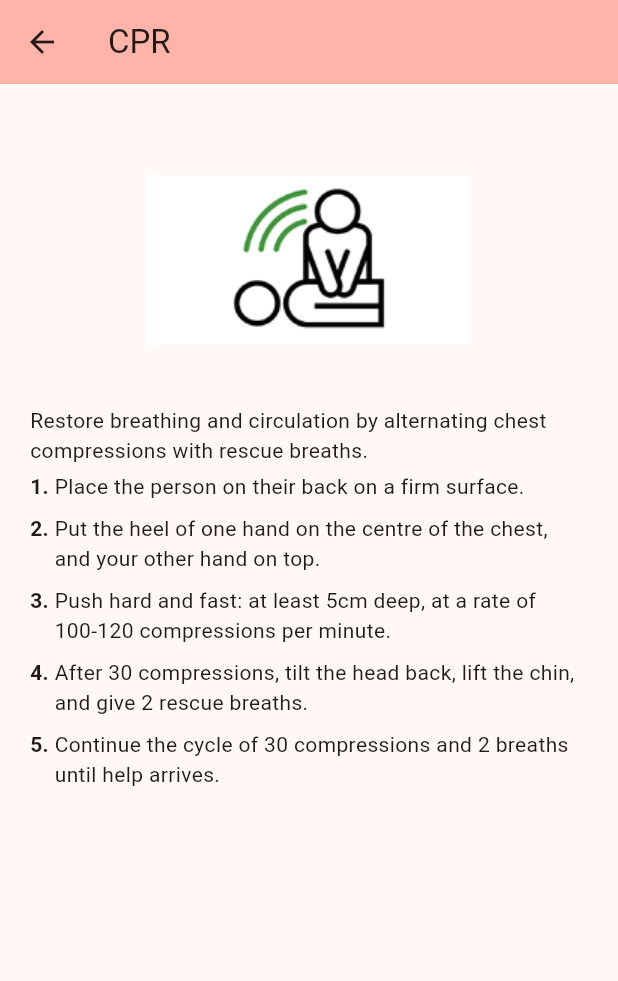
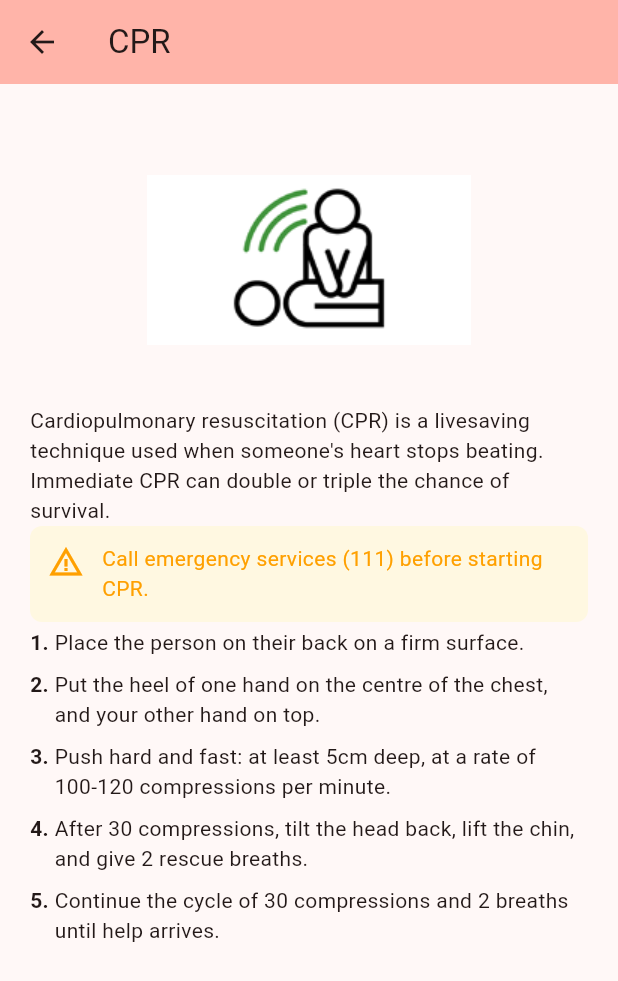
Before and after one commit to togwat/first_aid_app_flutter, a Flutter app: the screen it shows after launch, after a tap on "CPR", on a phone screen of 412 x 824 dp. Shown: the top 981 px of the screen. Run offline on Flutter 3.47's test engine with Material 3 defaults, Android fonts, the phone set to English and light mode, and no system bars.

Commit message:
Warning widget

```diff
--- a/lib/models/content_block.dart
+++ b/lib/models/content_block.dart
@@ -22,3 +22,9 @@
 
   final List<String> list;
 }
+
+class WarningBlock extends ContentBlock {
+  WarningBlock(this.warning);
+
+  final String warning;
+}
--- a/lib/screens/home_page.dart
+++ b/lib/screens/home_page.dart
@@ -32,7 +32,8 @@
     final listItems = [
       FirstAidItem("CPR", [
         ImageBlock("images/resuscitation.png"),
-        TextBlock("Restore breathing and circulation by alternating chest compressions with rescue breaths."),
+        TextBlock("Cardiopulmonary resuscitation (CPR) is a livesaving technique used when someone's heart stops beating. Immediate CPR can double or triple the chance of survival."),
+        WarningBlock("Call emergency services (111) before starting CPR."),
         NumberedListBlock([
           "Place the person on their back on a firm surface.",
           "Put the heel of one hand on the centre of the chest, and your other hand on top.",
--- a/lib/widgets/content_block_dispatcher.dart
+++ b/lib/widgets/content_block_dispatcher.dart
@@ -1,6 +1,7 @@
 import 'package:first_aid_app/widgets/image_content.dart';
 import 'package:first_aid_app/widgets/numbered_list_content.dart';
 import 'package:first_aid_app/widgets/text_content.dart';
+import 'package:first_aid_app/widgets/warning_content.dart';
 import 'package:flutter/material.dart';
 import 'package:first_aid_app/models/content_block.dart';
 
@@ -12,6 +13,7 @@
   Widget build(BuildContext context) => switch (block) {
     TextBlock b => TextContent(b.text),
     ImageBlock b => ImageContent(b.imagePath),
-    NumberedListBlock b => NumberedListContent(b.list)
+    NumberedListBlock b => NumberedListContent(b.list),
+    WarningBlock b => WarningContent(b.warning)
   };
 }
--- /dev/null
+++ b/lib/widgets/warning_content.dart
@@ -0,0 +1,28 @@
+import 'package:flutter/material.dart';
+
+class WarningContent extends StatelessWidget {
+  const WarningContent(this.text, {super.key});
+
+  final String text;
+
+  @override
+  Widget build(BuildContext context) {
+    return Container(
+      padding: const EdgeInsets.all(12),
+      decoration: BoxDecoration(
+        color: Colors.amber.shade50,
+        borderRadius: BorderRadius.circular(8),
+      ),
+      child: Row(
+        crossAxisAlignment: CrossAxisAlignment.start,
+        children: [
+          Icon(Icons.warning_amber, color: Colors.amber.shade700),
+          const SizedBox(width: 12),
+          Expanded(
+            child: Text(text, style: TextStyle(color: Colors.amber.shade700)),
+          ),
+        ],
+      ),
+    );
+  }
+}
```
